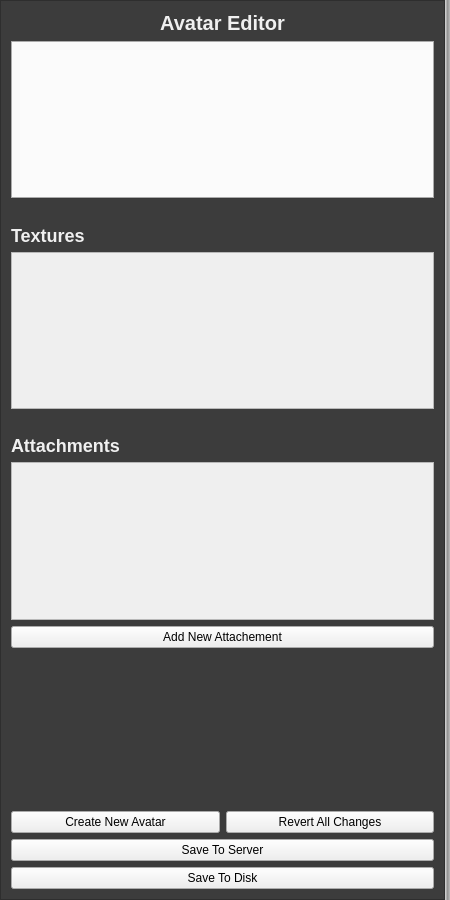
realXtend/tundra, file AvatarModule/ui/avatareditor.ui: the form before one commit.
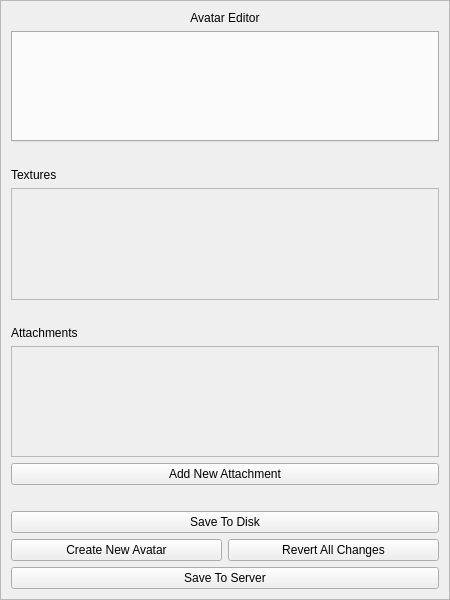
The form after the commit.

Commit message: AvatarEditor UI style reverted to default. Updated translations.

What changed in the file:
```diff
--- a/AvatarModule/ui/avatareditor.ui
+++ b/AvatarModule/ui/avatareditor.ui
@@ -7,51 +7,30 @@
     <x>0</x>
     <y>0</y>
     <width>450</width>
-    <height>900</height>
+    <height>600</height>
    </rect>
   </property>
+  <property name="sizePolicy">
+   <sizepolicy hsizetype="Ignored" vsizetype="Ignored">
+    <horstretch>0</horstretch>
+    <verstretch>0</verstretch>
+   </sizepolicy>
+  </property>
   <property name="minimumSize">
    <size>
-    <width>450</width>
+    <width>0</width>
     <height>0</height>
    </size>
   </property>
   <property name="maximumSize">
    <size>
-    <width>450</width>
+    <width>16777215</width>
     <height>16777215</height>
    </size>
   </property>
   <property name="windowTitle">
    <string>Avatar Editor</string>
   </property>
-  <property name="styleSheet">
-   <string notr="true">QWidget#AvatarEditor {
-	background-color: rgb(60, 60, 60);
-}
-
-QFrame#MainFrame {
-	background-color: rgb(60, 60, 60);
-}
-
-QLabel#title_materials, #title_attachments {
-	font: Arial;
-	color: rgb(240, 240, 240);
-	font-size: 18px;
-	font-weight: bold;
-}
-
-QLabel#main_title {
-	font: Arial;
-	color: rgb(240, 240, 240);
-	font-size: 20px;
-	font-weight: bold;
-}
-
-QWidget#border_widget {
-	background-color: qlineargradient(spread:pad, x1:1, y1:1, x2:0, y2:1, stop:0 rgba(187, 187, 187, 255), stop:0.488636 rgba(147, 147, 147, 255), stop:1 rgba(216, 216, 216, 255));
-}</string>
-  </property>
   <layout class="QHBoxLayout" name="horizontalLayout_2">
    <property name="spacing">
     <number>0</number>
@@ -127,8 +106,8 @@
           <rect>
            <x>0</x>
            <y>0</y>
-           <width>416</width>
-           <height>149</height>
+           <width>426</width>
+           <height>102</height>
           </rect>
          </property>
          <property name="baseSize">
@@ -173,8 +152,8 @@
           <rect>
            <x>0</x>
            <y>0</y>
-           <width>416</width>
-           <height>150</height>
+           <width>426</width>
+           <height>102</height>
           </rect>
          </property>
         </widget>
@@ -183,7 +162,7 @@
       <item>
        <widget class="QPushButton" name="but_attachment">
         <property name="text">
-         <string>Add New Attachement</string>
+         <string>Add New Attachment</string>
         </property>
        </widget>
       </item>
@@ -192,13 +171,29 @@
         <property name="orientation">
          <enum>Qt::Vertical</enum>
         </property>
+        <property name="sizeType">
+         <enum>QSizePolicy::Fixed</enum>
+        </property>
         <property name="sizeHint" stdset="0">
          <size>
           <width>20</width>
-          <height>40</height>
+          <height>20</height>
          </size>
         </property>
        </spacer>
+      </item>
+      <item>
+       <widget class="QWidget" name="widget_2" native="true">
+        <layout class="QVBoxLayout" name="verticalLayout_2">
+         <property name="margin">
+          <number>0</number>
+         </property>
+         <item>
+          <widget class="QPushButton" name="but_exportlocal">
+           <property name="text">
+            <string>Save To Disk</string>
+           </property>
+          </widget>
       </item>
       <item>
        <widget class="QWidget" name="widget" native="true">
@@ -236,47 +231,12 @@
         </property>
        </widget>
       </item>
-      <item>
-       <widget class="QWidget" name="widget2" native="true">
-        <property name="sizePolicy">
-         <sizepolicy hsizetype="Expanding" vsizetype="Fixed">
-          <horstretch>0</horstretch>
-          <verstretch>0</verstretch>
-         </sizepolicy>
-        </property>
-        <layout class="QHBoxLayout" name="horizontalLayout2">
-         <property name="margin">
-          <number>0</number>
-         </property>
-         <item>
-          <widget class="QPushButton" name="but_exportlocal">
-           <property name="text">
-            <string>Save To Disk</string>
-           </property>
-          </widget>
-         </item>
         </layout>
        </widget>
       </item>
      </layout>
     </widget>
    </item>
-   <item>
-    <widget class="QWidget" name="border_widget" native="true">
-     <property name="minimumSize">
-      <size>
-       <width>5</width>
-       <height>0</height>
-      </size>
-     </property>
-     <property name="maximumSize">
-      <size>
-       <width>5</width>
-       <height>16777215</height>
-      </size>
-     </property>
-    </widget>
-   </item>
   </layout>
  </widget>
  <resources/>
```
Lines whose indentation alone changed are shown as unchanged. The commit also changes 3 other files.
